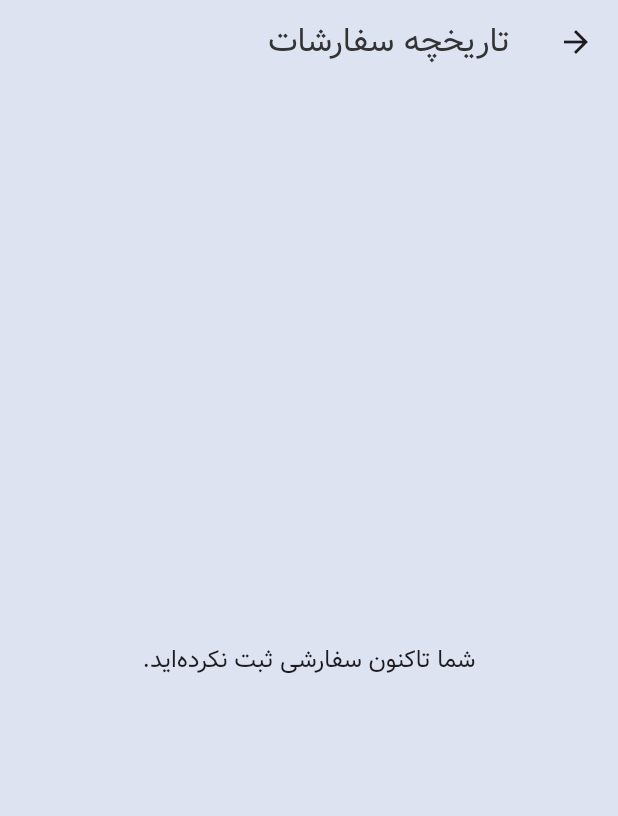
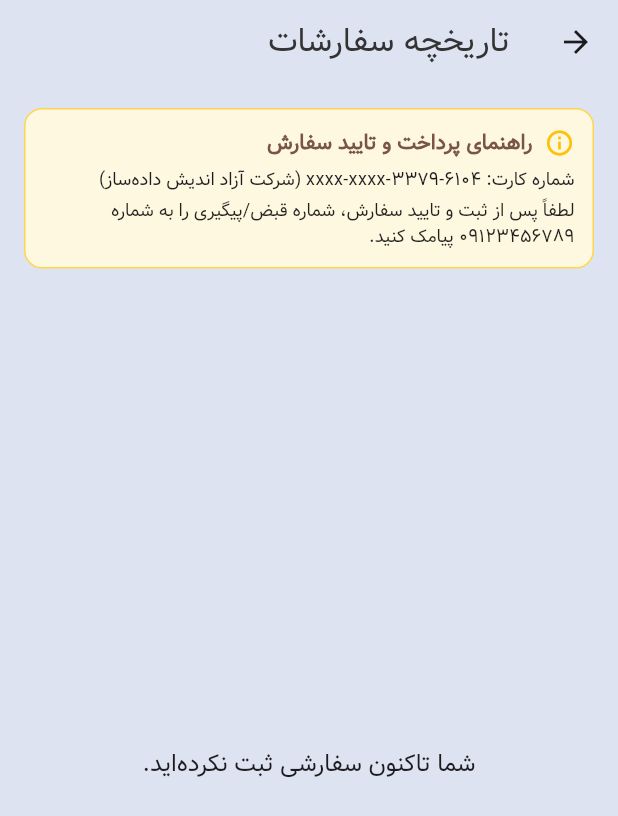
Before and after one commit to DataistOS/my_estahban_city, a Flutter app: the OrderHistoryPage screen opened directly, on a phone screen of 412 x 824 dp. Shown: the top 816 px of the screen. Run offline on Flutter 3.47's test engine with Material 3 defaults, Android fonts, the phone set to English and light mode, and no system bars; our stand-ins replace carousel_slider, connectivity_plus, flutter_dotenv, flutter_svg, permission_handler, pocketbase and 3 more; missing offline and left inert: mobile_scanner; accounts and stored records are empty.

Commit message:
feat(release): bump version to 0.5.0 - add payment guide banners to cart and order history pages

```diff
--- a/lib/features/feat_orders/pages/order_history_page.dart
+++ b/lib/features/feat_orders/pages/order_history_page.dart
@@ -1,6 +1,7 @@
 // lib/features/feat_orders/pages/order_history_page.dart
 
 import 'package:flutter/material.dart';
+import 'package:flutter_dotenv/flutter_dotenv.dart'; // اضافه شده برای خواندن متغیرهای محیطی
 import 'package:pocketbase/pocketbase.dart';
 import 'package:shared_preferences/shared_preferences.dart';
 import 'package:my_estahban_city/features/feat_product/models/order_model.dart';
@@ -162,11 +163,19 @@ class _OrderHistoryPageState extends State<OrderHistoryPage> {
             } else if (snapshot.hasError) {
               return Center(child: Text('خطا: ${snapshot.error}'));
             } else if (!snapshot.hasData || snapshot.data!.isEmpty) {
-              return const Center(
+              return Column(
+                children: [
+                  _buildPaymentInfoBanner(context),
+                  // نمایش بنر حتی وقتی سفارشی ثبت نشده تا کاربر راهنمایی شود
+                  const Expanded(
+                    child: Center(
                       child: Text(
                         'شما تاکنون سفارشی ثبت نکرده‌اید.',
                         style: TextStyle(fontFamily: 'Vazir', fontSize: 16),
                       ),
+                    ),
+                  ),
+                ],
               );
             }
 
@@ -175,11 +184,18 @@ class _OrderHistoryPageState extends State<OrderHistoryPage> {
                 .toList();
 
             if (visibleOrders.isEmpty) {
-              return const Center(
+              return Column(
+                children: [
+                  _buildPaymentInfoBanner(context),
+                  const Expanded(
+                    child: Center(
                       child: Text(
                         'تاریخچه سفارشات خالی است.',
                         style: TextStyle(fontFamily: 'Vazir', fontSize: 16),
                       ),
+                    ),
+                  ),
+                ],
               );
             }
 
@@ -196,10 +212,12 @@ class _OrderHistoryPageState extends State<OrderHistoryPage> {
 
             return Column(
               children: [
+                // بنر راهنمای پرداخت در بالای لیست سفارشات
+                _buildPaymentInfoBanner(context),
                 Expanded(
                   child: ListView.builder(
                     itemCount: paginatedOrders.length,
-                    padding: const EdgeInsets.all(16),
+                    padding: const EdgeInsets.symmetric(horizontal: 16),
                     itemBuilder: (context, index) {
                       final order = paginatedOrders[index];
                       return _buildOrderCard(order);
@@ -242,6 +260,59 @@ class _OrderHistoryPageState extends State<OrderHistoryPage> {
             );
           },
         ),
+      ),
+    );
+  }
+
+  // ویجت بنر اطلاعات پرداخت کارت به کارت
+  Widget _buildPaymentInfoBanner(BuildContext context) {
+    final cardNumber =
+        dotenv.env['SUPPORT_CARD_NUMBER'] ?? '۶۱۰۴-۳۳۷۹-xxxx-xxxx';
+    final accountName =
+        dotenv.env['SUPPORT_ACCOUNT_NAME'] ?? 'شرکت آزاد اندیش داده‌ساز';
+    final phoneNumber = dotenv.env['SUPPORT_PHONE_NUMBER'] ?? '۰۹۱۲۳۴۵۶۷۸۹';
+
+    return Container(
+      margin: const EdgeInsets.all(16),
+      padding: const EdgeInsets.all(12),
+      decoration: BoxDecoration(
+        color: Colors.amber.shade50,
+        borderRadius: BorderRadius.circular(12),
+        border: Border.all(color: Colors.amber.shade300),
+      ),
+      child: Column(
+        crossAxisAlignment: CrossAxisAlignment.start,
+        children: [
+          Row(
+            children: const [
+              Icon(Icons.info_outline, color: Colors.amber, size: 20),
+              SizedBox(width: 8),
+              Text(
+                'راهنمای پرداخت و تایید سفارش',
+                style: TextStyle(
+                  fontFamily: 'Vazir',
+                  fontWeight: FontWeight.bold,
+                  fontSize: 14,
+                  color: Colors.brown,
+                ),
+              ),
+            ],
+          ),
+          const SizedBox(height: 6),
+          Text(
+            'شماره کارت: $cardNumber ($accountName)',
+            style: const TextStyle(fontFamily: 'Vazir', fontSize: 12),
+          ),
+          const SizedBox(height: 4),
+          Text(
+            'لطفاً پس از ثبت و تایید سفارش، شماره قبض/پیگیری را به شماره $phoneNumber پیامک کنید.',
+            style: const TextStyle(
+              fontFamily: 'Vazir',
+              fontSize: 12,
+              color: Colors.black87,
+            ),
+          ),
+        ],
       ),
     );
   }
--- a/pubspec.yaml
+++ b/pubspec.yaml
@@ -4,7 +4,7 @@ homepage: https://my.estahban.city/
 description: "MyEstahban: Your smart companion for city services"
 issue_tracker: https://github.com/DataistOS/my_estahban_city/issues
 documentation: https://dpic.dataist.ir/heuristic/_source/category/tools/myestahbancity.html
-version: 0.4.0+1
+version: 0.5.0+1
 
 # Environment
 environment:
```
Also changed, not shown: lib/features/feat_cart/pages/cart_page.dart (+54 -0 lines), 2 other files. Lines whose indentation alone changed are shown as unchanged.
